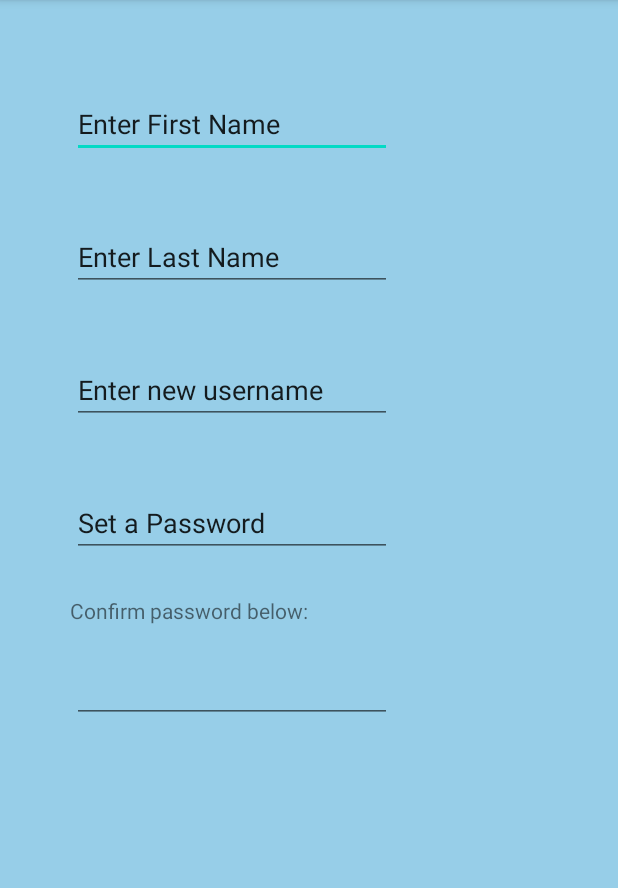
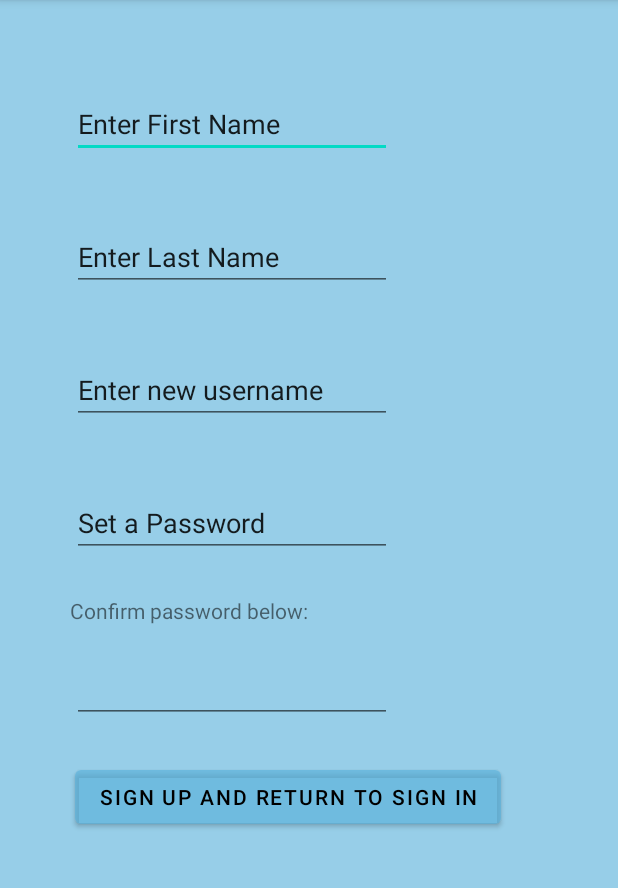
Before and after one commit to shauryamat20/AppDev1, an Android app: the signUpScreen screen opened directly, with no data from a screen before it, on a phone screen of 412 x 824 dp, the part 84-972 px from its top. Run offline under Robolectric (Android 15) with nearby library versions, the phone set to English and light mode, and no system bars.

Commit message:
UIFlow update

```diff
--- a/app/src/main/java/com/example/androidappdev1/signUpScreen.java
+++ b/app/src/main/java/com/example/androidappdev1/signUpScreen.java
@@ -2,7 +2,9 @@ package com.example.androidappdev1;
 
 import androidx.appcompat.app.AppCompatActivity;
 
+import android.content.Intent;
 import android.os.Bundle;
+import android.view.View;
 
 public class signUpScreen extends AppCompatActivity {
 
@@ -11,4 +13,8 @@ public class signUpScreen extends AppCompatActivity {
         super.onCreate(savedInstanceState);
         setContentView(R.layout.activity_sign_up_screen);
     }
+    public void returnToSignIn(View view) {
+        Intent intent = new Intent(this, MainActivity.class);
+        startActivity(intent);
+    }
 }
--- a/app/src/main/res/layout/activity_home_screen.xml
+++ b/app/src/main/res/layout/activity_home_screen.xml
@@ -114,6 +114,7 @@
         android:layout_width="wrap_content"
         android:layout_height="wrap_content"
         android:layout_marginTop="22dp"
+        android:onClick="addTransaction"
         android:text="Add a New Transaction"
         android:textColor="#000000"
         app:backgroundTint="#9E57B1DA"
@@ -128,6 +129,7 @@
         android:layout_width="wrap_content"
         android:layout_height="wrap_content"
         android:layout_marginTop="37dp"
+        android:onClick="showTransactions"
         android:text="View all Transactions"
         android:textColor="#000000"
         app:backgroundTint="#9E57B1DA"
--- a/app/src/main/res/layout/activity_sign_up_screen.xml
+++ b/app/src/main/res/layout/activity_sign_up_screen.xml
@@ -100,4 +100,18 @@
         app:layout_constraintStart_toStartOf="parent"
         app:layout_constraintTop_toBottomOf="@+id/createPassword" />
 
+    <Button
+        android:id="@+id/signUpCompleteButton"
+        android:layout_width="wrap_content"
+        android:layout_height="wrap_content"
+        android:layout_marginStart="50dp"
+        android:layout_marginLeft="50dp"
+        android:layout_marginTop="25dp"
+        android:onClick="returnToSignIn"
+        android:text="Sign up and return to Sign In"
+        android:textColor="#000000"
+        app:backgroundTint="#9E57B1DA"
+        app:layout_constraintStart_toStartOf="parent"
+        app:layout_constraintTop_toBottomOf="@+id/reenterPassword" />
+
 </androidx.constraintlayout.widget.ConstraintLayout>
```
Also changed, not shown: app/src/main/AndroidManifest.xml (+10 -0 lines), app/src/main/java/com/example/androidappdev1/homeScreen.java (+7 -0 lines), app/src/main/java/com/example/androidappdev1/newTransaction.java (added, +14 -0 lines), app/src/main/java/com/example/androidappdev1/viewTransactions.java (added, +14 -0 lines), app/src/main/res/layout/activity_new_transaction.xml (added, +57 -0 lines), app/src/main/res/layout/activity_view_transactions.xml (added, +8 -0 lines).
